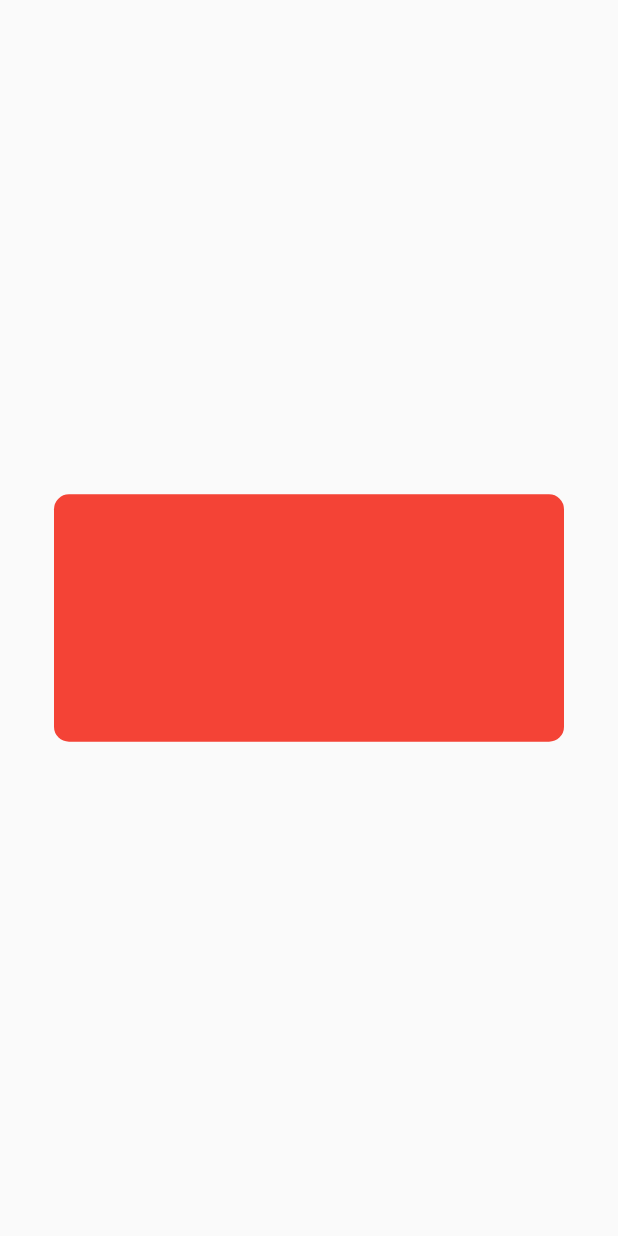
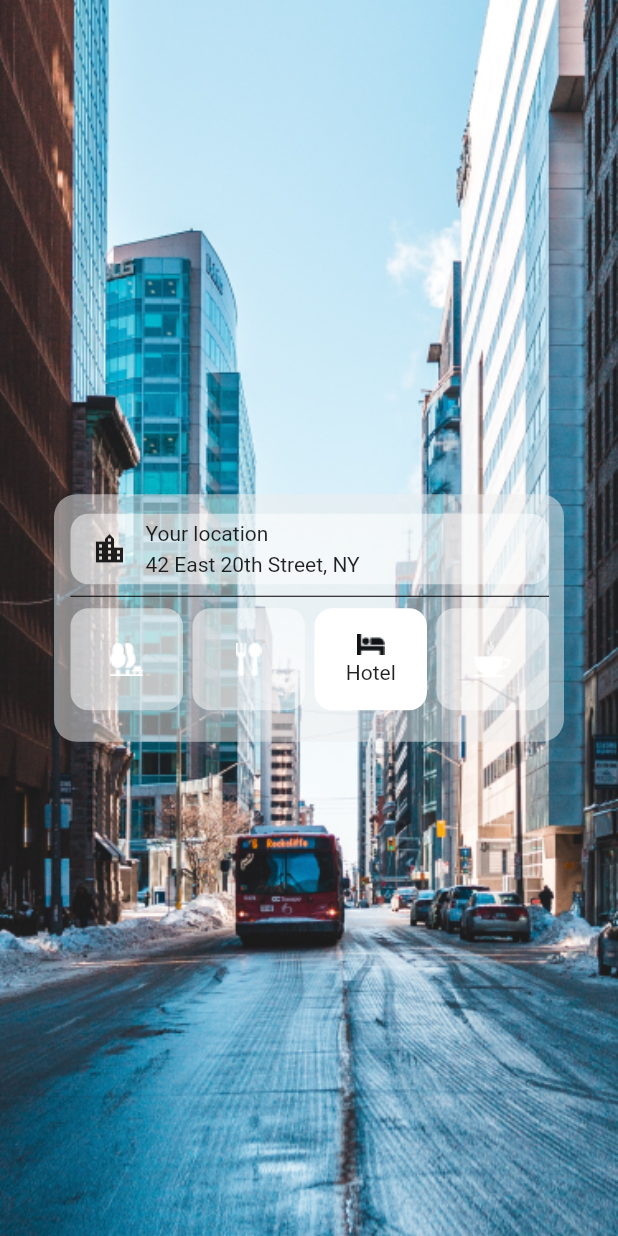
Before and after one commit to thurakhant/flutter_widget, a Flutter app: the screen it shows after launch, on a phone screen of 412 x 824 dp. Run offline on Flutter 3.47's test engine with Material 2 defaults, Android fonts, the phone set to English and light mode, and no system bars; our stand-ins replace google_fonts.

Commit message:
final service

```diff
--- a/lib/AppUiWidget/service.dart
+++ b/lib/AppUiWidget/service.dart
@@ -1,3 +1,5 @@
+import 'dart:ui';
+
 import 'package:flutter/material.dart';
 
 class Service extends StatelessWidget {
@@ -6,13 +8,118 @@ class Service extends StatelessWidget {
   @override
   Widget build(BuildContext context) {
     return Scaffold(
-      body: Center(
-        child: Container(
-          width: 340,
-          height: 165,
-          decoration: BoxDecoration(
-            color: Colors.red,
-            borderRadius: BorderRadius.circular(10),
+      body: Container(
+        decoration: BoxDecoration(
+          image: DecorationImage(
+            image: AssetImage('images/Background.png'),
+            fit: BoxFit.cover,
+          ),
+        ),
+        child: Center(
+          child: Container(
+            padding: EdgeInsets.fromLTRB(11, 13, 10, 13),
+            width: 340,
+            height: 165,
+            decoration: BoxDecoration(
+              color: Colors.grey.shade200.withOpacity(0.5),
+              borderRadius: BorderRadius.circular(15),
+            ),
+            child: Column(
+              children: [
+                Row(
+                  children: [
+                    Align(
+                      alignment: Alignment.topCenter,
+                      child: Container(
+                        padding: EdgeInsets.only(left: 14),
+                        width: 319,
+                        height: 47,
+                        decoration: BoxDecoration(
+                          borderRadius: BorderRadius.circular(12),
+                          color: Colors.white.withOpacity(0.5),
+                        ),
+                        child: Row(
+                          children: [
+                            Container(
+                              margin: EdgeInsets.only(right: 12),
+                              child: Icon(Icons.location_city),
+                            ),
+                            Column(
+                              mainAxisAlignment: MainAxisAlignment.spaceEvenly,
+                              crossAxisAlignment: CrossAxisAlignment.start,
+                              children: [
+                                Text('Your location'),
+                                Text('42 East 20th Street, NY'),
+                              ],
+                            ),
+                          ],
+                        ),
+                      ),
+                    ),
+                  ],
+                ),
+                Divider(
+                  color: Colors.black,
+                ),
+                Row(
+                  mainAxisAlignment: MainAxisAlignment.spaceBetween,
+                  children: [
+                    Container(
+                      width: 75,
+                      height: 68,
+                      decoration: BoxDecoration(
+                        borderRadius: BorderRadius.circular(12),
+                        color: Colors.white.withOpacity(0.5),
+                        image: DecorationImage(
+                          image: AssetImage('images/park.png'),
+                        ),
+                      ),
+                    ),
+                    Container(
+                      width: 75,
+                      height: 68,
+                      decoration: BoxDecoration(
+                        borderRadius: BorderRadius.circular(12),
+                        color: Colors.white.withOpacity(0.5),
+                        image: DecorationImage(
+                          image: AssetImage('images/eat.png'),
+                        ),
+                      ),
+                    ),
+                    Container(
+                      padding: EdgeInsets.all(14),
+                      width: 75,
+                      height: 68,
+                      decoration: BoxDecoration(
+                        borderRadius: BorderRadius.circular(12),
+                        color: Colors.white.withOpacity(1),
+                        // image: DecorationImage(
+                        //   image: AssetImage('images/sleep.png'),
+                        // ),
+                      ),
+                      child: Column(
+                        mainAxisAlignment: MainAxisAlignment.spaceEvenly,
+                        children: [
+                          Image.asset('images/sleep.png'),
+                          Text('Hotel'),
+                        ],
+                      ),
+                    ),
+                    Container(
+                      width: 75,
+                      height: 68,
+                      decoration: BoxDecoration(
+                        borderRadius: BorderRadius.circular(12),
+                        color: Colors.white.withOpacity(0.5),
+                        image: DecorationImage(
+                          image: AssetImage('images/coffee.png'),
+                        ),
+                      ),
+                    ),
+                  ],
+                )
+              ],
+            ),
           ),
         ),
       ),
```
Also changed, not shown: images/Background.png (added), images/coffee.png (added), images/eat.png (added), images/park.png (added), images/sleep.png (added), 6 other files.
